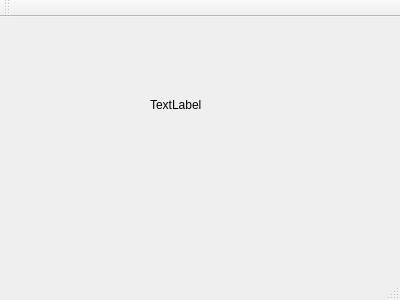
bezoadam/MUL, file qtCreatorProject/MP3Player/mainwindow.ui: the form before one commit.
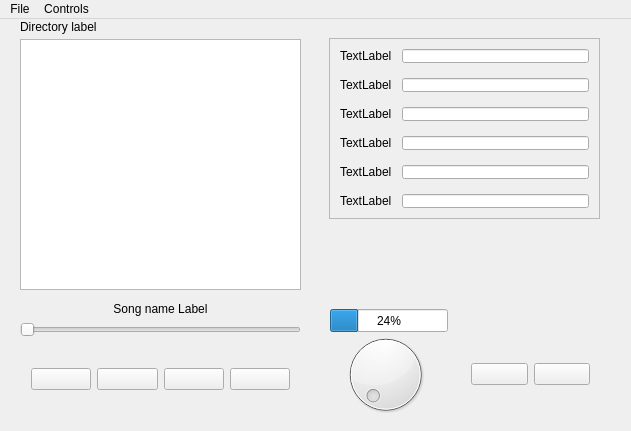
The form after the commit. Icons and pictures are not drawn.

What changed in the file:
```diff
--- a/qtCreatorProject/MP3Player/mainwindow.ui
+++ b/qtCreatorProject/MP3Player/mainwindow.ui
@@ -6,25 +6,281 @@
    <rect>
     <x>0</x>
     <y>0</y>
-    <width>400</width>
-    <height>300</height>
+    <width>631</width>
+    <height>431</height>
    </rect>
   </property>
   <property name="windowTitle">
    <string>MainWindow</string>
   </property>
   <widget class="QWidget" name="centralWidget">
-   <widget class="QLabel" name="label">
+   <widget class="QListWidget" name="listWidget">
     <property name="geometry">
      <rect>
-      <x>150</x>
-      <y>80</y>
-      <width>60</width>
+      <x>20</x>
+      <y>20</y>
+      <width>281</width>
+      <height>251</height>
+     </rect>
+    </property>
+   </widget>
+   <widget class="QSlider" name="slider">
+    <property name="geometry">
+     <rect>
+      <x>20</x>
+      <y>300</y>
+      <width>281</width>
+      <height>22</height>
+     </rect>
+    </property>
+    <property name="orientation">
+     <enum>Qt::Horizontal</enum>
+    </property>
+   </widget>
+   <widget class="QWidget" name="horizontalLayoutWidget">
+    <property name="geometry">
+     <rect>
+      <x>20</x>
+      <y>330</y>
+      <width>281</width>
+      <height>61</height>
+     </rect>
+    </property>
+    <layout class="QHBoxLayout" name="horizontalLayout">
+     <item>
+      <widget class="QPushButton" name="playButton">
+       <property name="text">
+        <string/>
+       </property>
+       <property name="icon">
+        <iconset>
+         <normaloff>icon/play.png</normaloff>icon/play.png</iconset>
+       </property>
+      </widget>
+     </item>
+     <item>
+      <widget class="QPushButton" name="stopButton">
+       <property name="text">
+        <string/>
+       </property>
+       <property name="icon">
+        <iconset>
+         <normaloff>icon/stop.png</normaloff>icon/stop.png</iconset>
+       </property>
+      </widget>
+     </item>
+     <item>
+      <widget class="QPushButton" name="previousButton">
+       <property name="text">
+        <string/>
+       </property>
+       <property name="icon">
+        <iconset>
+         <normaloff>icon/pre.png</normaloff>icon/pre.png</iconset>
+       </property>
+      </widget>
+     </item>
+     <item>
+      <widget class="QPushButton" name="nextButton">
+       <property name="text">
+        <string/>
+       </property>
+       <property name="icon">
+        <iconset>
+         <normaloff>icon/next.png</normaloff>icon/next.png</iconset>
+       </property>
+      </widget>
+     </item>
+    </layout>
+   </widget>
+   <widget class="QProgressBar" name="volumeProgressBar">
+    <property name="geometry">
+     <rect>
+      <x>330</x>
+      <y>290</y>
+      <width>118</width>
+      <height>23</height>
+     </rect>
+    </property>
+    <property name="value">
+     <number>24</number>
+    </property>
+   </widget>
+   <widget class="QDial" name="volumeDial">
+    <property name="geometry">
+     <rect>
+      <x>340</x>
+      <y>310</y>
+      <width>91</width>
+      <height>91</height>
+     </rect>
+    </property>
+    <property name="maximum">
+     <number>100</number>
+    </property>
+   </widget>
+   <widget class="QWidget" name="horizontalLayoutWidget_2">
+    <property name="geometry">
+     <rect>
+      <x>460</x>
+      <y>330</y>
+      <width>141</width>
+      <height>51</height>
+     </rect>
+    </property>
+    <layout class="QHBoxLayout" name="horizontalLayout_2">
+     <item>
+      <widget class="QPushButton" name="muteButton">
+       <property name="text">
+        <string/>
+       </property>
+       <property name="icon">
+        <iconset>
+         <normaloff>icon/mute.png</normaloff>icon/mute.png</iconset>
+       </property>
+      </widget>
+     </item>
+     <item>
+      <widget class="QPushButton" name="shuffleButton">
+       <property name="text">
+        <string/>
+       </property>
+       <property name="icon">
+        <iconset>
+         <normaloff>icon/unshuffle.png</normaloff>icon/unshuffle.png</iconset>
+       </property>
+      </widget>
+     </item>
+    </layout>
+   </widget>
+   <widget class="QScrollArea" name="scrollArea">
+    <property name="geometry">
+     <rect>
+      <x>329</x>
+      <y>19</y>
+      <width>271</width>
+      <height>181</height>
+     </rect>
+    </property>
+    <property name="widgetResizable">
+     <bool>true</bool>
+    </property>
+    <widget class="QWidget" name="scrollAreaWidgetContents">
+     <property name="geometry">
+      <rect>
+       <x>0</x>
+       <y>0</y>
+       <width>269</width>
+       <height>179</height>
+      </rect>
+     </property>
+     <widget class="QWidget" name="formLayoutWidget">
+      <property name="geometry">
+       <rect>
+        <x>-1</x>
+        <y>-1</y>
+        <width>271</width>
+        <height>181</height>
+       </rect>
+      </property>
+      <layout class="QFormLayout" name="formLayout">
+       <property name="horizontalSpacing">
+        <number>10</number>
+       </property>
+       <property name="verticalSpacing">
+        <number>15</number>
+       </property>
+       <item row="0" column="0">
+        <widget class="QLabel" name="label">
+         <property name="text">
+          <string>TextLabel</string>
+         </property>
+        </widget>
+       </item>
+       <item row="0" column="1">
+        <widget class="QLineEdit" name="lineEdit"/>
+       </item>
+       <item row="1" column="0">
+        <widget class="QLabel" name="label_2">
+         <property name="text">
+          <string>TextLabel</string>
+         </property>
+        </widget>
+       </item>
+       <item row="1" column="1">
+        <widget class="QLineEdit" name="lineEdit_2"/>
+       </item>
+       <item row="2" column="0">
+        <widget class="QLabel" name="label_3">
+         <property name="text">
+          <string>TextLabel</string>
+         </property>
+        </widget>
+       </item>
+       <item row="3" column="0">
+        <widget class="QLabel" name="label_4">
+         <property name="text">
+          <string>TextLabel</string>
+         </property>
+        </widget>
+       </item>
+       <item row="4" column="0">
+        <widget class="QLabel" name="label_5">
+         <property name="text">
+          <string>TextLabel</string>
+         </property>
+        </widget>
+       </item>
+       <item row="5" column="0">
+        <widget class="QLabel" name="label_6">
+         <property name="text">
+          <string>TextLabel</string>
+         </property>
+        </widget>
+       </item>
+       <item row="2" column="1">
+        <widget class="QLineEdit" name="lineEdit_3"/>
+       </item>
+       <item row="3" column="1">
+        <widget class="QLineEdit" name="lineEdit_4"/>
+       </item>
+       <item row="4" column="1">
+        <widget class="QLineEdit" name="lineEdit_5"/>
+       </item>
+       <item row="5" column="1">
+        <widget class="QLineEdit" name="lineEdit_6"/>
+       </item>
+      </layout>
+     </widget>
+    </widget>
+   </widget>
+   <widget class="QLabel" name="songNameLabel">
+    <property name="geometry">
+     <rect>
+      <x>20</x>
+      <y>280</y>
+      <width>281</width>
+      <height>20</height>
+     </rect>
+    </property>
+    <property name="text">
+     <string>Song name Label</string>
+    </property>
+    <property name="alignment">
+     <set>Qt::AlignCenter</set>
+    </property>
+   </widget>
+   <widget class="QLabel" name="directoryLabel">
+    <property name="geometry">
+     <rect>
+      <x>20</x>
+      <y>0</y>
+      <width>281</width>
       <height>16</height>
      </rect>
     </property>
     <property name="text">
-     <string>TextLabel</string>
+     <string>Directory label</string>
     </property>
    </widget>
   </widget>
@@ -33,20 +289,103 @@
     <rect>
      <x>0</x>
      <y>0</y>
-     <width>400</width>
+     <width>631</width>
      <height>22</height>
     </rect>
    </property>
+   <widget class="QMenu" name="File">
+    <property name="title">
+     <string>File</string>
+    </property>
+    <addaction name="actionFile"/>
+    <addaction name="actionSearch"/>
+   </widget>
+   <widget class="QMenu" name="menuControls">
+    <property name="title">
+     <string>Controls</string>
+    </property>
+    <addaction name="actionPlay"/>
+    <addaction name="actionStop"/>
+    <addaction name="actionPrevious"/>
+    <addaction name="actionNext"/>
+    <addaction name="actionMute"/>
+    <addaction name="actionShuffle"/>
+   </widget>
+   <addaction name="File"/>
+   <addaction name="menuControls"/>
   </widget>
-  <widget class="QToolBar" name="mainToolBar">
-   <attribute name="toolBarArea">
-    <enum>TopToolBarArea</enum>
-   </attribute>
-   <attribute name="toolBarBreak">
-    <bool>false</bool>
-   </attribute>
-  </widget>
-  <widget class="QStatusBar" name="statusBar"/>
+  <action name="actionFile">
+   <property name="icon">
+    <iconset>
+     <normaloff>icon/note55.png</normaloff>icon/note55.png</iconset>
+   </property>
+   <property name="text">
+    <string>Open...</string>
+   </property>
+  </action>
+  <action name="actionPlay">
+   <property name="icon">
+    <iconset>
+     <normaloff>icon/play.png</normaloff>icon/play.png</iconset>
+   </property>
+   <property name="text">
+    <string>Play</string>
+   </property>
+  </action>
+  <action name="actionStop">
+   <property name="icon">
+    <iconset>
+     <normaloff>icon/stop.png</normaloff>icon/stop.png</iconset>
+   </property>
+   <property name="text">
+    <string>Stop</string>
+   </property>
+  </action>
+  <action name="actionPrevious">
+   <property name="icon">
+    <iconset>
+     <normaloff>icon/pre.png</normaloff>icon/pre.png</iconset>
+   </property>
+   <property name="text">
+    <string>Previous</string>
+   </property>
+  </action>
+  <action name="actionNext">
+   <property name="icon">
+    <iconset>
+     <normaloff>icon/next.png</normaloff>icon/next.png</iconset>
+   </property>
+   <property name="text">
+    <string>Next</string>
+   </property>
+  </action>
+  <action name="actionMute">
+   <property name="icon">
+    <iconset>
+     <normaloff>icon/mute.png</normaloff>icon/mute.png</iconset>
+   </property>
+   <property name="text">
+    <string>Mute</string>
+   </property>
+  </action>
+  <action name="actionShuffle">
+   <property name="icon">
+    <iconset>
+     <normaloff>icon/unshuffle.png</normaloff>icon/unshuffle.png</iconset>
+   </property>
+   <property name="text">
+    <string>Shuffle</string>
+   </property>
+  </action>
+  <action name="actionSearch">
+   <property name="icon">
+    <iconset>
+     <normaloff>icon/search.png</normaloff>icon/search.png</iconset>
+   </property>
+   <property name="text">
+    <string>Search</string>
+   </property>
+  </action>
  </widget>
  <layoutdefault spacing="6" margin="11"/>
  <resources/>
```
Left out of the diff: 12 changed lines with no effect on the pictures.
